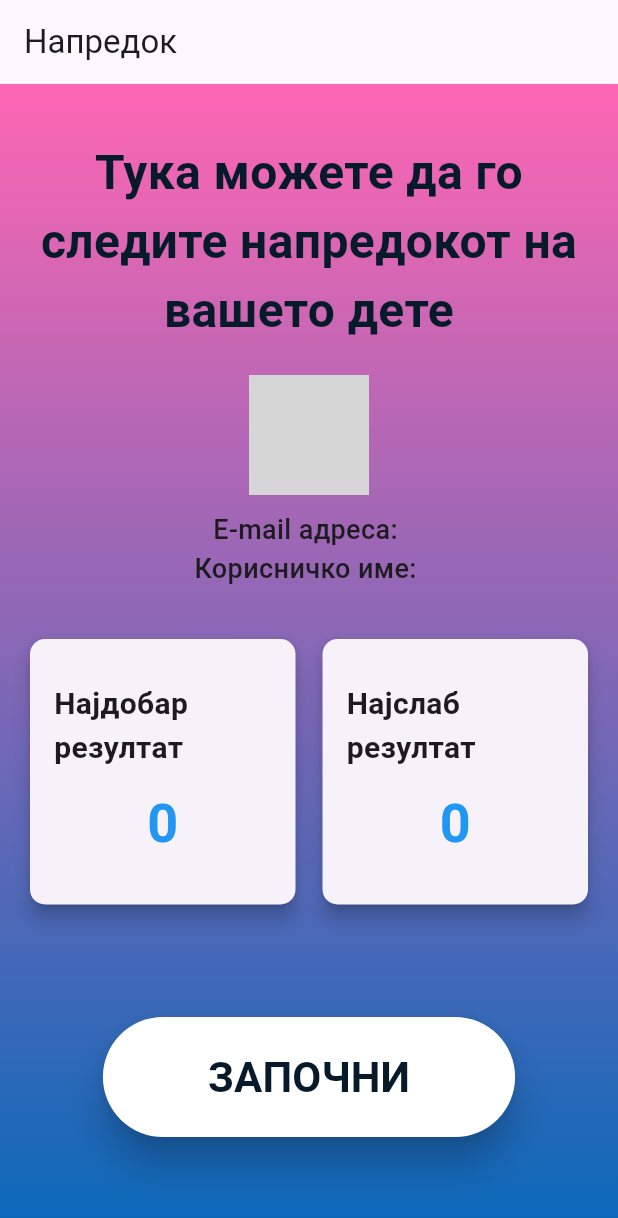
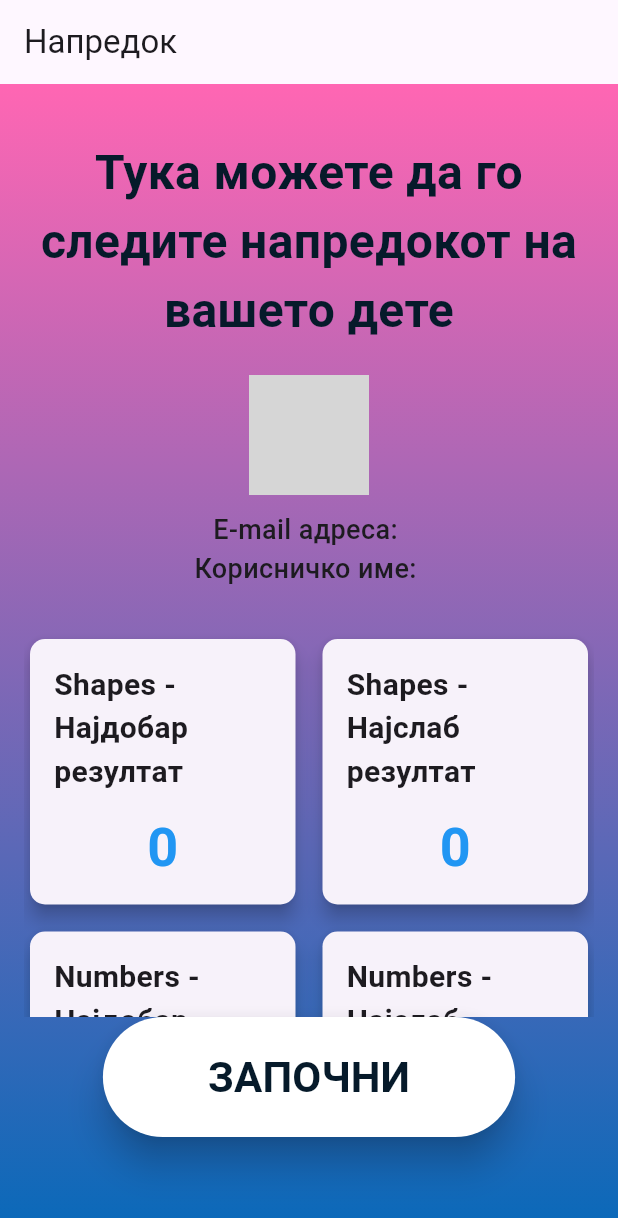
Before and after one commit to Solunska/my_assistant_new, a Flutter app: the ProgressScreen screen opened directly, on a phone screen of 412 x 824 dp. Shown: the top 1218 px of the screen. Run offline on Flutter 3.47's test engine with Material 3 defaults, Android fonts, the phone set to English and light mode, and no system bars; our stand-ins replace audioplayers, confetti, firebase_auth, firebase_core, fluttertoast; accounts and stored records are empty; network calls fail; grey boxes are pictures that could not be loaded.

Commit message:
WORK IN PROGRESS - keeping best and worst score for questions

```diff
--- /dev/null
+++ b/lib/classes/score_model.dart
@@ -0,0 +1,27 @@
+class ScoreModel {
+  int bestScore;
+  int worstScore;
+  int correctAnswers;
+
+  ScoreModel({
+    required this.bestScore,
+    required this.worstScore,
+    required this.correctAnswers,
+  });
+
+  void updateBestScore(int newScore) {
+    if (newScore > bestScore) {
+      bestScore = newScore;
+    }
+  }
+
+  void updateWorstScore(int newScore) {
+    if (newScore < worstScore || worstScore == 0) {
+      worstScore = newScore;
+    }
+  }
+
+  void incrementCorrectAnswers() {
+    correctAnswers++;
+  }
+}
--- /dev/null
+++ b/lib/classes/score_provider.dart
@@ -0,0 +1,29 @@
+import 'package:flutter/foundation.dart';
+import 'score_model.dart';
+
+class ScoreProvider extends ChangeNotifier {
+  // A map to hold the scores for each category
+  final Map<String, ScoreModel> _scores = {};
+
+  // Method to get the score for a specific category
+  ScoreModel getScore(String category) {
+    if (!_scores.containsKey(category)) {
+      _scores[category] = ScoreModel(bestScore: 0, worstScore: 0, correctAnswers: 0);
+    }
+    return _scores[category]!;
+  }
+
+  // Method to update the score when a question is answered
+  void updateScore(String category, int newScore, bool isCorrect) {
+    final score = getScore(category);
+
+    if (isCorrect) {
+      score.incrementCorrectAnswers();
+      score.updateBestScore(newScore);
+    } else {
+      score.updateWorstScore(newScore);
+    }
+
+    notifyListeners();
+  }
+}
--- a/lib/screens/progress.dart
+++ b/lib/screens/progress.dart
@@ -2,9 +2,10 @@ import 'package:firebase_auth/firebase_auth.dart';
 import 'package:flutter/material.dart';
 import 'package:my_assistant/UI/button.dart';
 import 'package:my_assistant/UI/gradient_background.dart';
+import 'package:my_assistant/classes/score_provider.dart';
 import 'package:my_assistant/screens/start.dart';
+import 'package:provider/provider.dart';
 
-// ignore: must_be_immutable
 class ProgressScreen extends StatefulWidget {
   ProgressScreen({super.key});
   final FirebaseAuth _auth = FirebaseAuth.instance;
@@ -30,6 +31,12 @@ class _ProgressScreenState extends State<ProgressScreen> {
 
   @override
   Widget build(BuildContext context) {
+    // Retrieve the scores using ScoreProvider
+    final scoreProvider = Provider.of<ScoreProvider>(context);
+    final shapesScore = scoreProvider.getScore('shapes');
+    final numbersScore = scoreProvider.getScore('numbers');
+    // Add other categories as needed
+
     return Scaffold(
       appBar: AppBar(
         title: const Text('Напредок'),
@@ -85,11 +92,15 @@ class _ProgressScreenState extends State<ProgressScreen> {
                     crossAxisSpacing: 10.0,
                     mainAxisSpacing: 10.0,
                     children: [
-                      _buildStatCard('Најдобар резултат',
-                          '0'), // Replace '0' with actual best score
-                      _buildStatCard('Најслаб резултат',
-                          '0'), // Replace '0' with actual worst score
-                      // Add more cards if needed
+                      _buildStatCard(
+                          'Shapes - Најдобар резултат', shapesScore.bestScore.toString()),
+                      _buildStatCard(
+                          'Shapes - Најслаб резултат', shapesScore.worstScore.toString()),
+                      _buildStatCard(
+                          'Numbers - Најдобар резултат', numbersScore.bestScore.toString()),
+                      _buildStatCard(
+                          'Numbers - Најслаб резултат', numbersScore.worstScore.toString()),
+                      // Add more cards for other categories
                     ],
                   ),
                 ),
--- a/pubspec.yaml
+++ b/pubspec.yaml
@@ -41,6 +41,7 @@ dependencies:
   cupertino_icons: ^1.0.6
   firebase_core: ^3.2.0
   fluttertoast: ^8.2.6
+  provider: ^6.1.2
 
 dev_dependencies:
   flutter_test:
```
Also changed, not shown: lib/main.dart (+6 -2 lines), lib/screens/questions.dart (+12 -0 lines), pubspec.lock.
